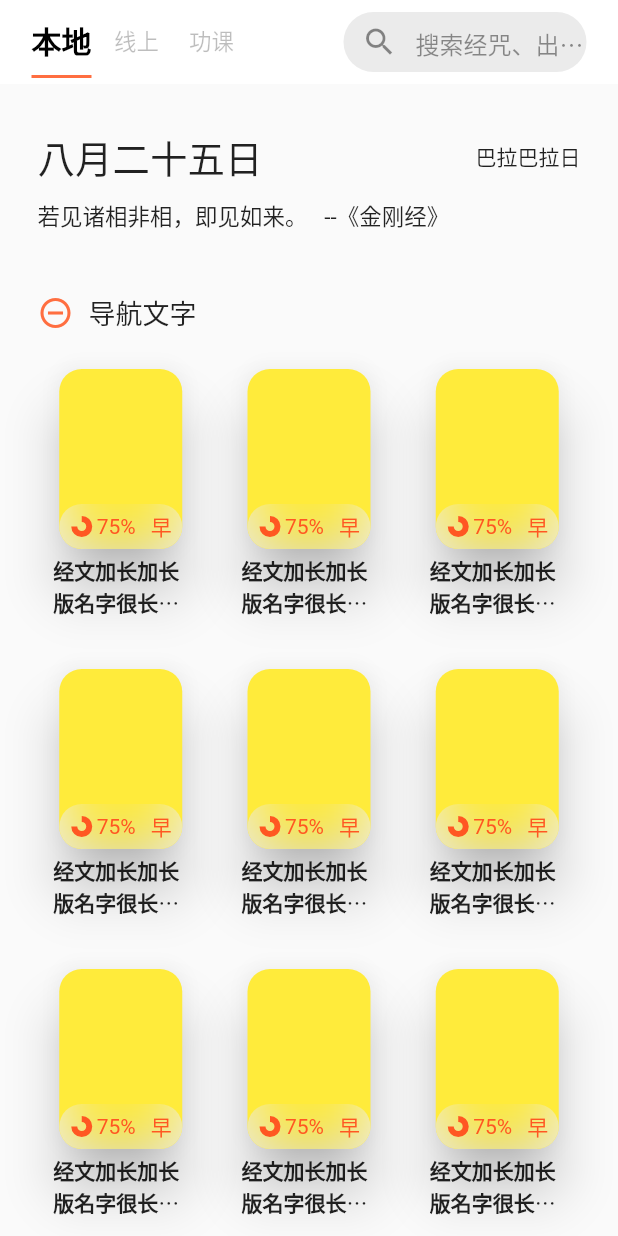
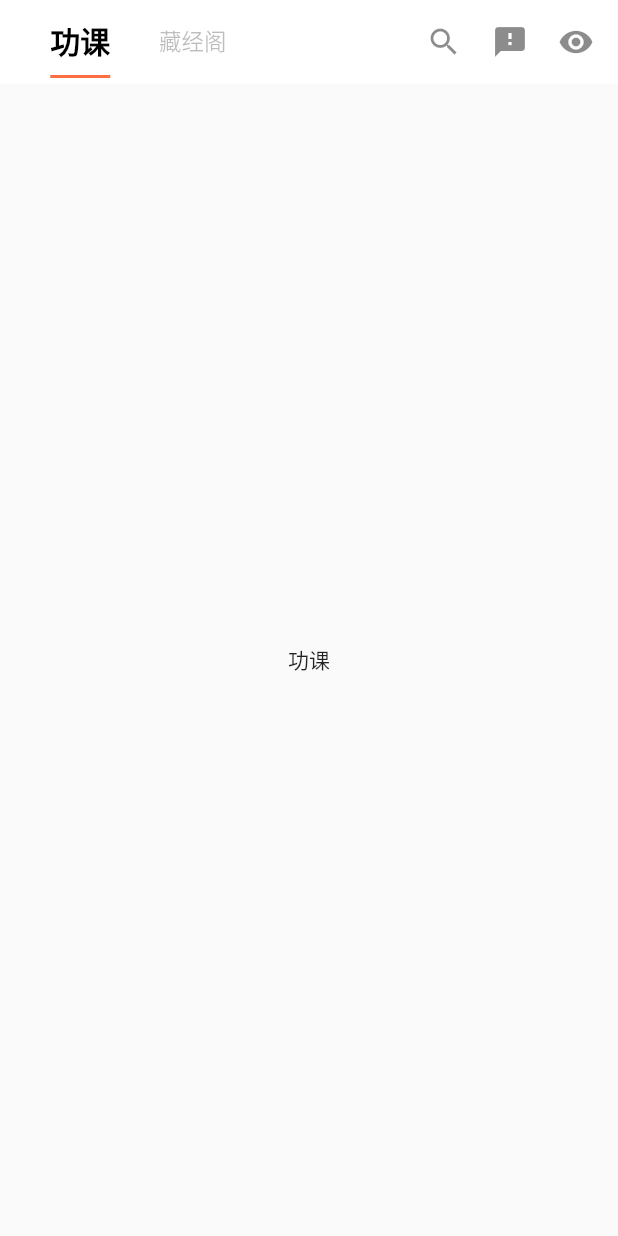
Before and after one commit to creatapp/zhu_yin_jing_zhou, a Flutter app: the screen it shows after launch, on a phone screen of 412 x 824 dp. Run offline on Flutter 3.47's test engine with Material 2 defaults, Android fonts, the phone set to English and light mode, and no system bars; our stand-ins replace expandable, sqflite; accounts and stored records are empty; generated files the repository leaves out were written again.

Commit message:
修改结构

```diff
--- /dev/null
+++ b/lib/component/appbar_nav.dart
@@ -0,0 +1,17 @@
+import 'package:flutter/material.dart';
+
+class AppbarNav extends StatelessWidget {
+  @override
+  Widget build(BuildContext context) {
+    return Row(
+      mainAxisAlignment: MainAxisAlignment.spaceEvenly,
+      children: <Widget>[
+        Icon(Icons.search, color: Colors.black45,),
+        Container(padding: EdgeInsets.only(left: 20),),
+        Icon(Icons.feedback, color: Colors.black45,),
+        Container(padding: EdgeInsets.only(left: 20),),
+        Icon(Icons.remove_red_eye, color: Colors.black45,),
+      ],
+    );
+  }
+}
--- a/lib/component/library_grid.dart
+++ b/lib/component/library_grid.dart
@@ -49,7 +49,7 @@ class LibraryGridState extends State<LibraryGrid> {
     });
   }
 
-  _getRandomItem () => BookItem('巴拉巴拉经加长加长看溢出溢出', '巴拉巴拉法师名字很长很长', 1.0, '这是一段很长很长的介绍文， 可能已经提前排好版本了的', '', 0, BookItemEnum.downloadable);
+  _getRandomItem () => BookItem('0', '巴拉巴拉经加长加长看溢出溢出', '巴拉巴拉法师名字很长很长', 1.0, '这是一段很长很长的介绍文， 可能已经提前排好版本了的', '', 0, BookItemEnum.downloadable);
 
 
   @override
--- a/lib/main.dart
+++ b/lib/main.dart
@@ -1,8 +1,7 @@
 import 'package:flutter/material.dart';
-import 'package:flutter/rendering.dart';
 
 import 'constant/theme.dart';
-import 'page/my_home_page.dart';
+import 'page/home.dart';
 
 void main() {
 //  debugPaintLayerBordersEnabled = true;
--- a/lib/model/book_item.dart
+++ b/lib/model/book_item.dart
@@ -4,6 +4,7 @@ part 'book_item.g.dart';
 
 @JsonSerializable()
 class BookItem {
+  String id;
   String name;
   String intro;
   String interpreter;
@@ -12,7 +13,8 @@ class BookItem {
   double progress;
   BookItemEnum bookItemEnum;
 
-  BookItem(this.name
+  BookItem(this.id
+      , this.name
       , this.interpreter
       , this.version
       , this.intro
--- /dev/null
+++ b/lib/page/gong_ke.dart
@@ -0,0 +1,13 @@
+import 'package:flutter/material.dart';
+
+class Gongke extends StatefulWidget {
+  @override
+  GongKeState createState() => GongKeState();
+}
+
+class GongKeState extends State<Gongke> {
+  @override
+  Widget build(BuildContext context) {
+    return Center(child: Text('功课'),);
+  }
+}
--- a/lib/page/my_home_page.dart
+++ b/lib/page/home.dart
@@ -1,14 +1,10 @@
 import 'dart:ui';
+import 'package:flutter/material.dart';
 
-import 'package:flutter/material.dart';
-import 'package:zhu_yin_jing_zhou/component/library_grid.dart';
-
-import '../component/search.dart';
-import '../component/library_list.dart';
-import '../component/library_grid.dart';
-import '../component/task.dart';
+import '../component/appbar_nav.dart';
+import 'cang_jing_ge.dart';
+import 'gong_ke.dart';
 import '../component/bottom_floating_navigation.dart';
-import '../component/title.dart';
 import '../constant/theme.dart';
 
 class MyHomePage extends StatefulWidget {
@@ -27,7 +23,7 @@ class _MyHomePageState extends State<MyHomePage> with SingleTickerProviderStateM
   @override
   void initState() {
     super.initState();
-    _tabController = TabController(vsync: this, length: 3);
+    _tabController = TabController(vsync: this, length:2);
 
     _scrollController.addListener((){
       if (_scrollController.offset > 100 && !_isDisplayNavTool) {
@@ -58,25 +54,16 @@ class _MyHomePageState extends State<MyHomePage> with SingleTickerProviderStateM
         children: <Widget>[
           Stack(
             children: <Widget>[
-              Container(
-                padding: EdgeInsets.only(top: 10),
-                child: LibraryGrid(_scrollController),
-              ),
-              _isDisplayNavTool ? BottomFloatingNavigation(_scrollController) : Text(''),
+              Gongke(),
             ],
           ),
           Stack(
             children: <Widget>[
               Container(
                 padding: EdgeInsets.only(top: 10),
-                child: LibraryList(_scrollController),
+                child: CangJingGe(),
               ),
               _isDisplayNavTool ? BottomFloatingNavigation(_scrollController) : Text(''),
-            ],
-          ),
-          Stack(
-            children: <Widget>[
-              Task(),
             ],
           ),
         ],
@@ -90,13 +77,10 @@ class _MyHomePageState extends State<MyHomePage> with SingleTickerProviderStateM
               child: TabBar(
                 tabs: <Widget>[
                   Tab(
-                    text: '本地',
+                    text: '功课',
                   ),
                   Tab(
-                    text: '线上',
-                  ),
-                  Tab(
-                    text: '功课',
+                    text: '藏经阁',
                   ),
                 ],
                 controller: _tabController,
@@ -110,7 +94,7 @@ class _MyHomePageState extends State<MyHomePage> with SingleTickerProviderStateM
                 unselectedLabelStyle: TextStyle(fontWeight: FontWeight.normal, fontSize: 15),
               ),
             ),
-            HomeSearch()
+            AppbarNav()
           ],
         ),
         backgroundColor: Colors.white,
--- a/pubspec.yaml
+++ b/pubspec.yaml
@@ -17,6 +17,8 @@ dependencies:
   sqflite: ^1.1.6+3
   path_provider: ^1.2.0
 
+  expandable: ^3.0.0+1
+
 dev_dependencies:
   flutter_test:
     sdk: flutter
```
Also changed, not shown: lib/component/library_list.dart (+38 -102 lines), lib/page/cang_jing_ge.dart (added, +15 -0 lines), pubspec.lock.
